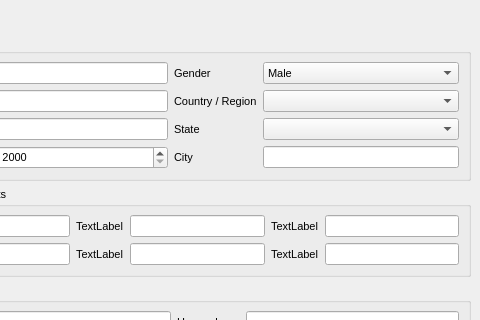
tkrotoff/WengoPhone, file wengophone/src/presentation/qt/login/contactWindow.ui: the form before one commit; both pictures show x 139 to 619 and y 0 to 320 of the 619 by 544 pixel window.
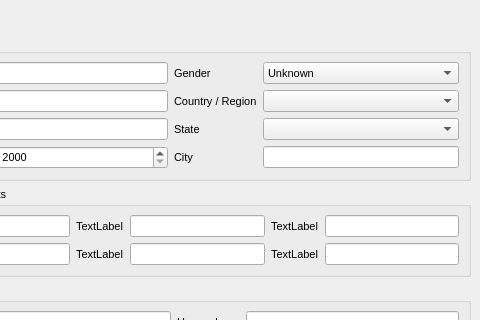
The form after the commit.

The edit to the form file:
```diff
--- a/wengophone/src/presentation/qt/login/contactWindow.ui
+++ b/wengophone/src/presentation/qt/login/contactWindow.ui
@@ -295,6 +295,11 @@
         </item>
         <item row="0" column="1" >
          <widget class="QComboBox" name="gender" >
+          <item>
+           <property name="text" >
+            <string>Unknown</string>
+           </property>
+          </item>
           <item>
            <property name="text" >
             <string>Male</string>
```
